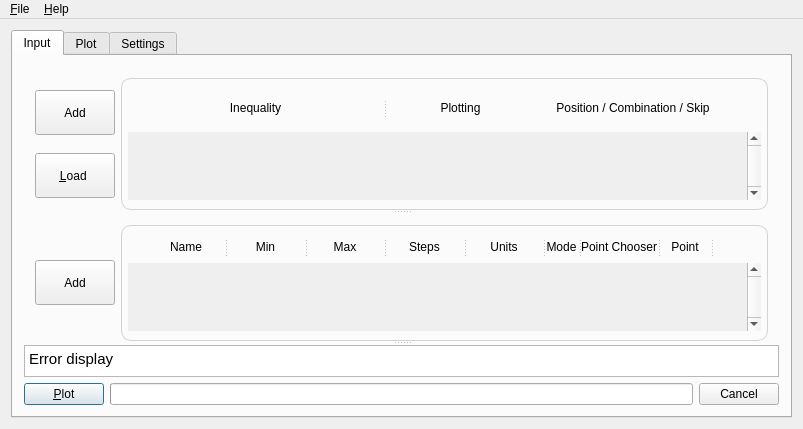
Qt form xml/bareminimumplotter.ui (xpcoffee/plotus) before a commit.
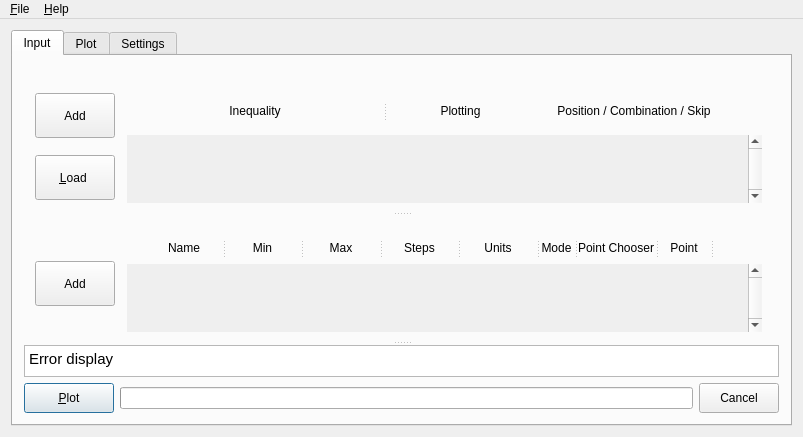
The same form after that commit. Icons and pictures are not drawn. Custom widgets are drawn as their Qt base class.

Commit message: major changes to UI look. getting the hang of stylesheets. working on combobox arrows.

```diff
--- a/xml/bareminimumplotter.ui
+++ b/xml/bareminimumplotter.ui
@@ -13,18 +13,153 @@
   <property name="windowTitle">
    <string>BareMinimumPlotter</string>
   </property>
+  <property name="styleSheet">
+   <string notr="true">/*Background*/
+QWidget#centralWidget {
+	background: rgb(80,80,80);
+}
+
+/*Tab Widget*/
+QWidget#tab_input, QWidget#tab_plot, QWidget#tab_settings {
+	background: black;
+}
+
+QTabWidget::tab-bar {
+	alignment: center;
+}
+
+QTabWidget::pane {
+	position: absolute;
+	top: -8px;
+}
+
+QTabBar::tab {
+	color: rgb(80,80,80);
+	font: bold 13px calibri;
+	background: white;
+	border: 2px solid black;
+	border-radius: 10px;
+	height: 20px;
+	width:	80px;
+
+}
+
+QTabBar::tab:selected {
+	background: black;
+	color: white;
+	font: bold 13px calibri;
+}
+
+/*Containers*/
+QFrame#verticalFrame_Inequality {
+	background: transparent;
+}
+
+QScrollArea, QScrollArea &gt; QWidget &gt; QWidget{
+	background:transparent;
+}
+
+QGroupBox{
+	font-weight: bold calibri;
+	color: white;
+	background-color: rgb(80,80,80);
+}
+
+
+
+/*Labels*/
+QLabel {
+	color: white;
+	font: bold 13px calibri;
+}
+
+/*Buttons*/
+QPushButton {
+	color: white;
+	font: bold 13px calibri;
+	background: rgb(100,100,100);
+	border-radius:0px;
+}
+
+/*LineEdits*/
+QLineEdit {
+	background: white;
+	border-radius: 0px;
+}
+
+/*Splitters*/
+QSplitterHandle {
+	background: black;
+}
+
+QSplitter#splitter_Inequality, QSplitter#splitter_Variable {
+	background: rgb(80,80,80);
+}
+
+/*Comboboxes*/
+QComboBox {
+	background: rgb(63, 98, 255);
+	border-radius:0;
+	color: white;
+}
+
+QComboBox::drop-down {
+	border-left: 2px solid black;
+	width: 20px;
+}
+
+QComboBox::down-arrow {
+	image: url(rsc/drop-down-arrow-white.png);
+	width: 15px;
+	height: 15px;
+}
+
+QListView {
+	background: white;
+}
+
+/*Progress Bar*/
+QProgressBar {
+	background: transparent;
+	color: white;
+	font: bold 13px calibri;
+}
+
+QProgressBar::chunk {
+	background: rgb(37, 158, 0);
+	width: 10px;
+}</string>
+  </property>
   <widget class="QWidget" name="centralWidget">
    <layout class="QVBoxLayout" name="verticalLayout_4">
     <item>
      <widget class="QTabWidget" name="tabWidget">
+      <property name="styleSheet">
+       <string notr="true"/>
+      </property>
+      <property name="tabShape">
+       <enum>QTabWidget::Rounded</enum>
+      </property>
       <property name="currentIndex">
        <number>0</number>
       </property>
+      <property name="iconSize">
+       <size>
+        <width>16</width>
+        <height>16</height>
+       </size>
+      </property>
       <widget class="QWidget" name="tab_input">
+       <property name="styleSheet">
+        <string notr="true"/>
+       </property>
        <attribute name="title">
         <string>Input</string>
        </attribute>
        <layout class="QGridLayout" name="gridLayout_4">
+        <property name="topMargin">
+         <number>15</number>
+        </property>
         <item row="0" column="0">
          <widget class="QSplitter" name="splitter">
           <property name="orientation">
@@ -95,16 +230,13 @@
             <item>
              <widget class="QFrame" name="verticalFrame_Inequality">
               <property name="sizePolicy">
-               <sizepolicy hsizetype="Preferred" vsizetype="Preferred">
+               <sizepolicy hsizetype="Expanding" vsizetype="Preferred">
                 <horstretch>1</horstretch>
-                <verstretch>0</verstretch>
+                <verstretch>1</verstretch>
                </sizepolicy>
               </property>
               <property name="styleSheet">
-               <string notr="true">QFrame#verticalFrame_Inequality {
-	border: 1px solid lightGray;
-	border-radius: 10px;
-}</string>
+               <string notr="true"/>
               </property>
               <property name="frameShape">
                <enum>QFrame::NoFrame</enum>
@@ -125,10 +257,25 @@
                   <number>0</number>
                  </property>
                  <item>
-                  <widget class="QSplitter" name="splitter_InequalityHeaders">
+                  <widget class="QSplitter" name="splitter_Inequality">
+                   <property name="styleSheet">
+                    <string notr="true"/>
+                   </property>
+                   <property name="frameShape">
+                    <enum>QFrame::NoFrame</enum>
+                   </property>
+                   <property name="frameShadow">
+                    <enum>QFrame::Raised</enum>
+                   </property>
                    <property name="orientation">
                     <enum>Qt::Horizontal</enum>
                    </property>
+                   <property name="handleWidth">
+                    <number>3</number>
+                   </property>
+                   <property name="childrenCollapsible">
+                    <bool>false</bool>
+                   </property>
                    <widget class="QLabel" name="label_Inequality">
                     <property name="minimumSize">
                      <size>
@@ -234,6 +381,9 @@
                  <property name="focusPolicy">
                   <enum>Qt::TabFocus</enum>
                  </property>
+                 <property name="styleSheet">
+                  <string notr="true"/>
+                 </property>
                  <property name="frameShape">
                   <enum>QFrame::NoFrame</enum>
                  </property>
@@ -257,7 +407,7 @@
                    <rect>
                     <x>0</x>
                     <y>0</y>
-                    <width>640</width>
+                    <width>648</width>
                     <height>69</height>
                    </rect>
                   </property>
@@ -357,15 +507,14 @@
             <item>
              <widget class="QFrame" name="verticalFrame_Variable">
               <property name="sizePolicy">
-               <sizepolicy hsizetype="Preferred" vsizetype="Preferred">
+               <sizepolicy hsizetype="Preferred" vsizetype="Expanding">
                 <horstretch>1</horstretch>
-                <verstretch>0</verstretch>
+                <verstretch>1</verstretch>
                </sizepolicy>
               </property>
               <property name="styleSheet">
                <string notr="true">QFrame#verticalFrame_Variable {
-	border: 1px solid lightGray;
-	border-radius: 10px;
+	background: transparent;
 }</string>
               </property>
               <layout class="QVBoxLayout" name="verticalLayout_VariableTable">
@@ -414,7 +563,7 @@
                     <enum>Qt::Horizontal</enum>
                    </property>
                    <property name="handleWidth">
-                    <number>3</number>
+                    <number>5</number>
                    </property>
                    <property name="childrenCollapsible">
                     <bool>false</bool>
@@ -722,9 +871,7 @@
                   <enum>Qt::TabFocus</enum>
                  </property>
                  <property name="styleSheet">
-                  <string notr="true">QScrollArea {
-background: transparent;
-}</string>
+                  <string notr="true"/>
                  </property>
                  <property name="frameShape">
                   <enum>QFrame::NoFrame</enum>
@@ -749,7 +896,7 @@
                    <rect>
                     <x>0</x>
                     <y>0</y>
-                    <width>640</width>
+                    <width>648</width>
                     <height>69</height>
                    </rect>
                   </property>
@@ -856,8 +1003,8 @@
            <widget class="QPushButton" name="button_Plot">
             <property name="minimumSize">
              <size>
-              <width>0</width>
-              <height>0</height>
+              <width>90</width>
+              <height>30</height>
              </size>
             </property>
             <property name="baseSize">
@@ -913,6 +1060,12 @@
           </item>
           <item>
            <widget class="QPushButton" name="pushButton">
+            <property name="minimumSize">
+             <size>
+              <width>40</width>
+              <height>30</height>
+             </size>
+            </property>
             <property name="text">
              <string>Cancel</string>
             </property>
```
Left out of the diff: 25 changed lines with no effect on the pictures. The commit also changes 9 other files.
